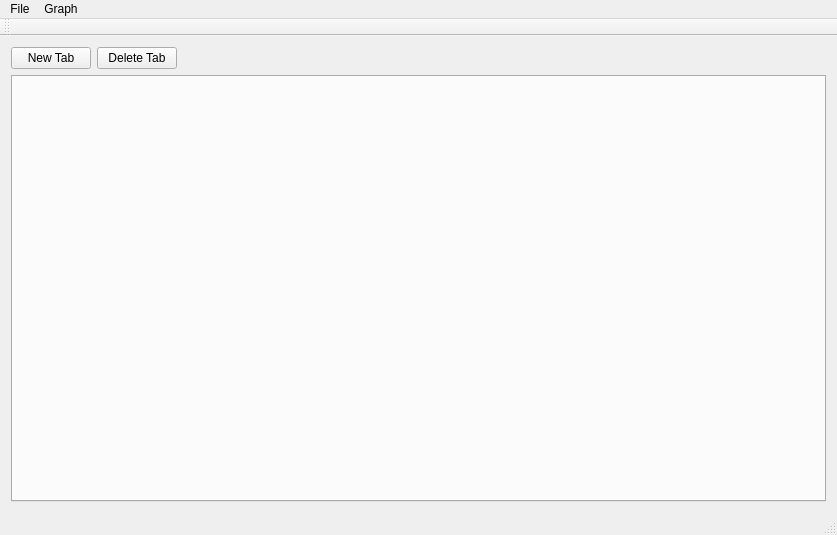
Before: the Qt Designer form src/main/c++/mainwindow.ui in bruxillensis/teampear, drawn with Qt 5.
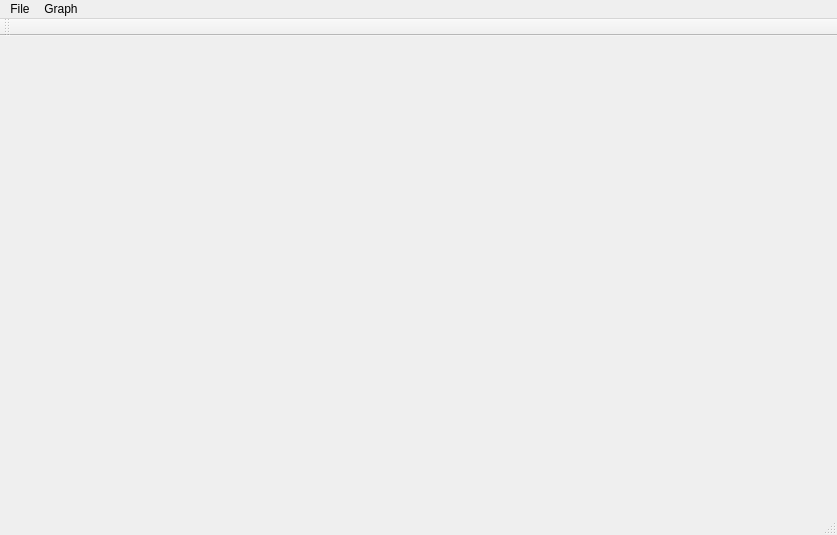
After: the same form once the commit is applied.

What changed in the file:
```diff
--- a/src/main/c++/mainwindow.ui
+++ b/src/main/c++/mainwindow.ui
@@ -17,50 +17,7 @@
    <property name="enabled">
     <bool>true</bool>
    </property>
-   <layout class="QVBoxLayout" name="verticalLayout_2">
-    <item>
-     <layout class="QVBoxLayout" name="verticalLayout">
-      <item>
-       <layout class="QHBoxLayout" name="horizontalLayout">
-        <item>
-         <widget class="QPushButton" name="newTabButton">
-          <property name="text">
-           <string>New Tab</string>
-          </property>
-         </widget>
-        </item>
-        <item>
-         <widget class="QPushButton" name="deleteTabButton">
-          <property name="text">
-           <string>Delete Tab</string>
-          </property>
-         </widget>
-        </item>
-        <item>
-         <spacer name="horizontalSpacer">
-          <property name="orientation">
-           <enum>Qt::Horizontal</enum>
-          </property>
-          <property name="sizeHint" stdset="0">
-           <size>
-            <width>40</width>
-            <height>20</height>
-           </size>
-          </property>
-         </spacer>
-        </item>
-       </layout>
-      </item>
-      <item>
-       <widget class="QTabWidget" name="tabWidget">
-        <property name="currentIndex">
-         <number>-1</number>
-        </property>
-       </widget>
-      </item>
-     </layout>
-    </item>
-   </layout>
+   <layout class="QVBoxLayout" name="verticalLayout_2"/>
   </widget>
   <widget class="QMenuBar" name="menuBar">
    <property name="geometry">
```
Left out of the diff: 42 changed lines with no effect on the pictures.
